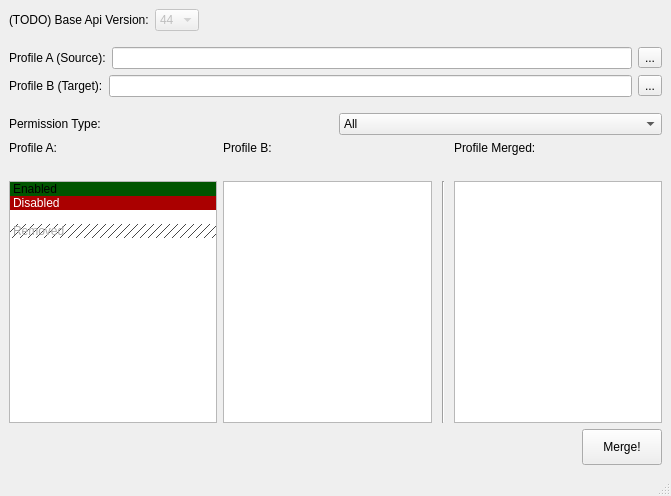
First picture: the form in ui/main_window.ui, repository F1r3f0x/salesforce_profileMergerTool, before the edit.
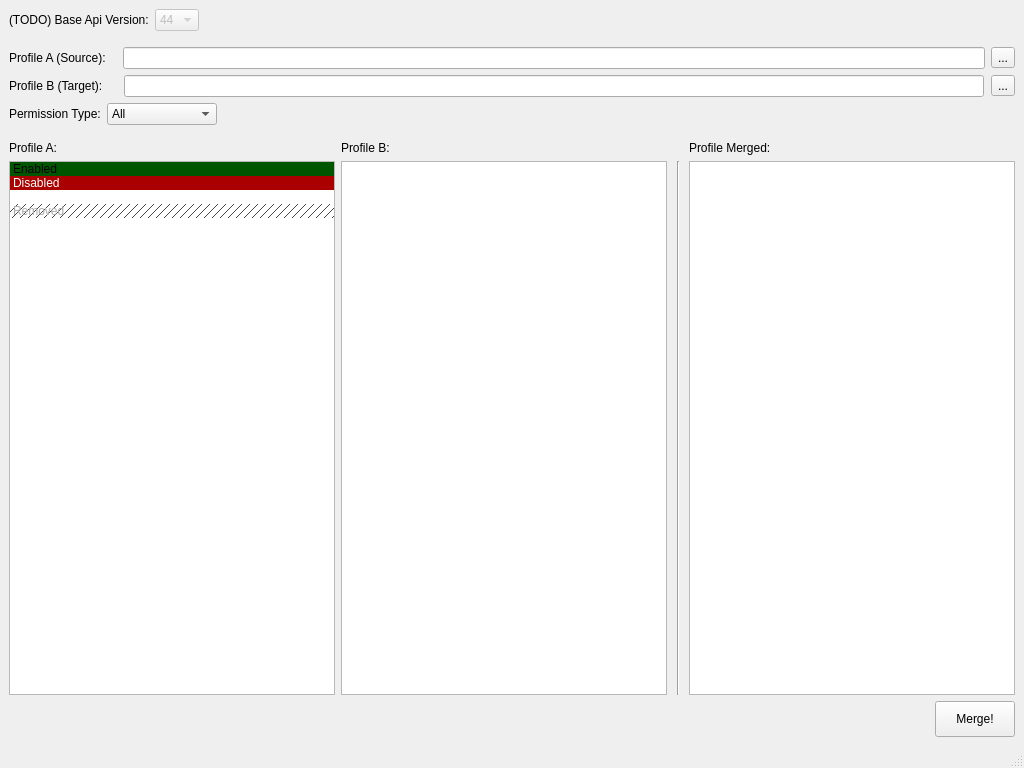
Second picture: the form after the edit.

Commit message: changed api names

```diff
--- a/ui/main_window.ui
+++ b/ui/main_window.ui
@@ -6,8 +6,8 @@
    <rect>
     <x>0</x>
     <y>0</y>
-    <width>671</width>
-    <height>496</height>
+    <width>1024</width>
+    <height>768</height>
    </rect>
   </property>
   <property name="windowTitle">
@@ -156,14 +156,14 @@
       <item>
        <widget class="QLabel" name="lbl_source">
         <property name="sizePolicy">
-         <sizepolicy hsizetype="Fixed" vsizetype="Preferred">
+         <sizepolicy hsizetype="Fixed" vsizetype="Fixed">
           <horstretch>0</horstretch>
           <verstretch>0</verstretch>
          </sizepolicy>
         </property>
         <property name="minimumSize">
          <size>
-          <width>90</width>
+          <width>108</width>
           <height>0</height>
          </size>
         </property>
@@ -192,21 +192,21 @@
      </layout>
     </item>
     <item>
-     <layout class="QHBoxLayout" name="selector_target">
-      <property name="sizeConstraint">
-       <enum>QLayout::SetFixedSize</enum>
+     <layout class="QHBoxLayout" name="layout_selector">
+      <property name="spacing">
+       <number>7</number>
       </property>
       <item>
        <widget class="QLabel" name="lbl_target">
         <property name="sizePolicy">
-         <sizepolicy hsizetype="Fixed" vsizetype="Fixed">
+         <sizepolicy hsizetype="Minimum" vsizetype="Fixed">
           <horstretch>0</horstretch>
           <verstretch>0</verstretch>
          </sizepolicy>
         </property>
         <property name="minimumSize">
          <size>
-          <width>90</width>
+          <width>108</width>
           <height>0</height>
          </size>
         </property>
@@ -220,6 +220,12 @@
         <property name="enabled">
          <bool>true</bool>
         </property>
+        <property name="sizePolicy">
+         <sizepolicy hsizetype="Expanding" vsizetype="Fixed">
+          <horstretch>0</horstretch>
+          <verstretch>0</verstretch>
+         </sizepolicy>
+        </property>
         <property name="echoMode">
          <enum>QLineEdit::Normal</enum>
         </property>
@@ -230,6 +236,12 @@
       </item>
       <item>
        <widget class="QToolButton" name="btn_target">
+        <property name="sizePolicy">
+         <sizepolicy hsizetype="Fixed" vsizetype="Fixed">
+          <horstretch>0</horstretch>
+          <verstretch>0</verstretch>
+         </sizepolicy>
+        </property>
         <property name="text">
          <string>...</string>
         </property>
@@ -237,6 +249,64 @@
       </item>
      </layout>
     </item>
+    <item>
+     <layout class="QHBoxLayout" name="layout_filter">
+      <item>
+       <widget class="QLabel" name="lbl_filter">
+        <property name="text">
+         <string>Permission Type:</string>
+        </property>
+       </widget>
+      </item>
+      <item>
+       <widget class="QComboBox" name="cmb_filter">
+        <property name="sizePolicy">
+         <sizepolicy hsizetype="Preferred" vsizetype="Fixed">
+          <horstretch>0</horstretch>
+          <verstretch>0</verstretch>
+         </sizepolicy>
+        </property>
+        <property name="minimumSize">
+         <size>
+          <width>0</width>
+          <height>0</height>
+         </size>
+        </property>
+        <item>
+         <property name="text">
+          <string>All</string>
+         </property>
+        </item>
+        <item>
+         <property name="text">
+          <string>apexClasses</string>
+         </property>
+        </item>
+        <item>
+         <property name="text">
+          <string>pageAccesses</string>
+         </property>
+        </item>
+       </widget>
+      </item>
+      <item>
+       <spacer name="spc_filter">
+        <property name="orientation">
+         <enum>Qt::Horizontal</enum>
+        </property>
+        <property name="sizeType">
+         <enum>QSizePolicy::Expanding</enum>
+        </property>
+        <property name="sizeHint" stdset="0">
+         <size>
+          <width>0</width>
+          <height>0</height>
+         </size>
+        </property>
+       </spacer>
+      </item>
+     </layout>
+    </item>
     <item>
      <spacer name="spc_1">
       <property name="orientation">
@@ -254,68 +324,13 @@
      </spacer>
     </item>
     <item>
-     <layout class="QHBoxLayout" name="layout_filter">
-      <item>
-       <widget class="QLabel" name="label_3">
-        <property name="text">
-         <string>Permission Type:</string>
-        </property>
-       </widget>
-      </item>
-      <item>
-       <widget class="QComboBox" name="cmb_filter">
-        <property name="sizePolicy">
-         <sizepolicy hsizetype="Preferred" vsizetype="Fixed">
-          <horstretch>0</horstretch>
-          <verstretch>0</verstretch>
-         </sizepolicy>
-        </property>
-        <property name="minimumSize">
-         <size>
-          <width>100</width>
-          <height>0</height>
-         </size>
-        </property>
-        <item>
-         <property name="text">
-          <string>All</string>
-         </property>
-        </item>
-        <item>
-         <property name="text">
-          <string>apexClasses</string>
-         </property>
-        </item>
-        <item>
-         <property name="text">
-          <string>pageAccesses</string>
-         </property>
-        </item>
-       </widget>
-      </item>
-     </layout>
-    </item>
-    <item>
-     <layout class="QGridLayout" name="fields_selector" rowstretch="0,0,0,0">
+     <layout class="QGridLayout" name="fields_selector" rowstretch="0,0,0">
       <property name="sizeConstraint">
        <enum>QLayout::SetDefaultConstraint</enum>
       </property>
       <property name="bottomMargin">
        <number>0</number>
       </property>
-      <item row="0" column="1">
-       <widget class="QLabel" name="lbl_included">
-        <property name="sizePolicy">
-         <sizepolicy hsizetype="Preferred" vsizetype="Fixed">
-          <horstretch>0</horstretch>
-          <verstretch>0</verstretch>
-         </sizepolicy>
-        </property>
-        <property name="text">
-         <string>Profile B:</string>
-        </property>
-       </widget>
-      </item>
       <item row="0" column="3">
        <widget class="QLabel" name="label_2">
         <property name="sizePolicy">
@@ -329,36 +344,7 @@
         </property>
        </widget>
       </item>
-      <item row="2" column="1" rowspan="2">
-       <widget class="QListWidget" name="list_target">
-        <property name="sizePolicy">
-         <sizepolicy hsizetype="Expanding" vsizetype="Expanding">
-          <horstretch>0</horstretch>
-          <verstretch>0</verstretch>
-         </sizepolicy>
-        </property>
-        <property name="acceptDrops">
-         <bool>false</bool>
-        </property>
-        <property name="dragEnabled">
-         <bool>false</bool>
-        </property>
-       </widget>
-      </item>
-      <item row="2" column="3" rowspan="2">
-       <widget class="QListWidget" name="list_merged">
-        <property name="sizePolicy">
-         <sizepolicy hsizetype="Expanding" vsizetype="Expanding">
-          <horstretch>0</horstretch>
-          <verstretch>0</verstretch>
-         </sizepolicy>
-        </property>
-        <property name="acceptDrops">
-         <bool>false</bool>
-        </property>
-       </widget>
-      </item>
-      <item row="2" column="0" rowspan="2">
+      <item row="1" column="0" rowspan="2">
        <widget class="QListWidget" name="list_source">
         <property name="sizePolicy">
          <sizepolicy hsizetype="Expanding" vsizetype="Expanding">
@@ -411,7 +397,7 @@
         </item>
         <item>
          <property name="text">
-          <string> </string>
+          <string/>
          </property>
          <property name="flags">
           <set>NoItemFlags</set>
@@ -442,7 +428,23 @@
         </item>
        </widget>
       </item>
-      <item row="2" column="2" rowspan="2">
+      <item row="1" column="1" rowspan="2">
+       <widget class="QListWidget" name="list_target">
+        <property name="sizePolicy">
+         <sizepolicy hsizetype="Expanding" vsizetype="Expanding">
+          <horstretch>0</horstretch>
+          <verstretch>0</verstretch>
+         </sizepolicy>
+        </property>
+        <property name="acceptDrops">
+         <bool>false</bool>
+        </property>
+        <property name="dragEnabled">
+         <bool>false</bool>
+        </property>
+       </widget>
+      </item>
+      <item row="1" column="2" rowspan="2">
        <widget class="Line" name="line">
         <property name="sizePolicy">
          <sizepolicy hsizetype="Fixed" vsizetype="Expanding">
@@ -474,18 +476,31 @@
         </property>
        </widget>
       </item>
-      <item row="1" column="3">
-       <spacer name="spc_filter">
-        <property name="orientation">
-         <enum>Qt::Horizontal</enum>
+      <item row="0" column="1">
+       <widget class="QLabel" name="lbl_target_2">
+        <property name="sizePolicy">
+         <sizepolicy hsizetype="Preferred" vsizetype="Fixed">
+          <horstretch>0</horstretch>
+          <verstretch>0</verstretch>
+         </sizepolicy>
         </property>
-        <property name="sizeHint" stdset="0">
-         <size>
-          <width>40</width>
-          <height>20</height>
-         </size>
+        <property name="text">
+         <string>Profile B:</string>
         </property>
-       </spacer>
+       </widget>
+      </item>
+      <item row="1" column="3" rowspan="2">
+       <widget class="QListWidget" name="list_merged">
+        <property name="sizePolicy">
+         <sizepolicy hsizetype="Expanding" vsizetype="Expanding">
+          <horstretch>0</horstretch>
+          <verstretch>0</verstretch>
+         </sizepolicy>
+        </property>
+        <property name="acceptDrops">
+         <bool>false</bool>
+        </property>
+       </widget>
       </item>
      </layout>
     </item>
```
Left out of the diff: 15 changed lines with no effect on the pictures. The commit also changes 1 other file.
